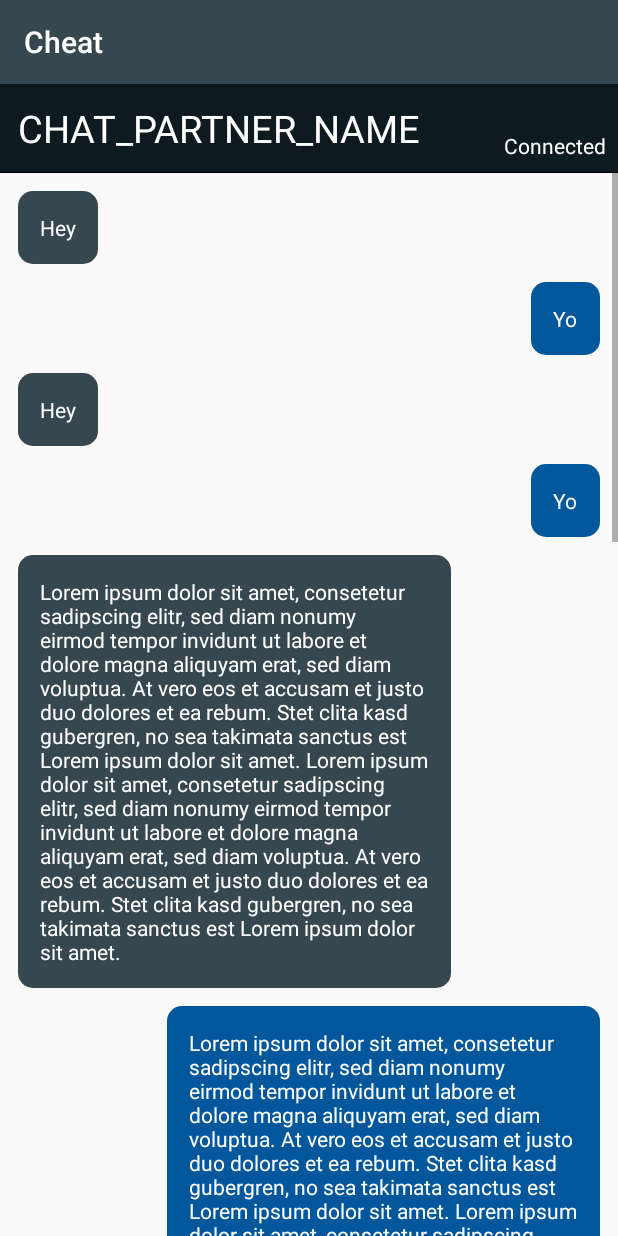
After one commit to sw20-tug/SWT-Afternoon-1, an Android app: the fragment ChatFragment shown on its own in the app's theme, on a phone screen of 412 x 824 dp. The commit adds this screen. Run offline under Robolectric (Android 15) with nearby library versions, the phone set to English and light mode, and no system bars.

Commit message:
CHEAT-006 Chat history prototype [MC, TM]

```diff
--- /dev/null
+++ b/cheat/app/src/main/java/at/tugraz/ist/sw20/swta1/cheat/ui/chat/ChatEntry.kt
@@ -0,0 +1,11 @@
+package at.tugraz.ist.sw20.swta1.cheat.ui.chat
+
+class ChatEntry(private val message: String, private val isByMe: Boolean) {
+    fun getMessage(): String {
+        return message
+    }
+
+    fun isWrittenByMe(): Boolean {
+        return isByMe
+    }
+}
--- /dev/null
+++ b/cheat/app/src/main/java/at/tugraz/ist/sw20/swta1/cheat/ui/chat/ChatFragment.kt
@@ -0,0 +1,61 @@
+package at.tugraz.ist.sw20.swta1.cheat.ui.chat
+
+import android.os.Bundle
+import android.view.LayoutInflater
+import android.view.View
+import android.view.ViewGroup
+import android.widget.ListView
+import androidx.fragment.app.Fragment
+import androidx.lifecycle.ViewModelProviders
+import at.tugraz.ist.sw20.swta1.cheat.R
+
+class ChatFragment : Fragment() {
+    companion object {
+        fun newInstance() = ChatFragment()
+    }
+
+    private lateinit var viewModel: ChatViewModel
+
+    override fun onCreateView(inflater: LayoutInflater, container: ViewGroup?,
+                              savedInstanceState: Bundle?): View {
+        val view =  inflater.inflate(R.layout.chat_fragment, container, false)
+        val listView = view.findViewById<ListView>(R.id.chat_history)
+
+        val chatEntries = arrayListOf(
+            ChatEntry("Hey", true),
+            ChatEntry("Yo", false),
+            ChatEntry("Hey", true),
+            ChatEntry("Yo", false),
+            ChatEntry(
+                "Lorem ipsum dolor sit amet, consetetur sadipscing elitr, sed diam nonumy eirmod tempor invidunt ut labore et dolore magna aliquyam erat, sed diam voluptua. At vero eos et accusam et justo duo dolores et ea rebum. Stet clita kasd gubergren, no sea takimata sanctus est Lorem ipsum dolor sit amet. Lorem ipsum dolor sit amet, consetetur sadipscing elitr, sed diam nonumy eirmod tempor invidunt ut labore et dolore magna aliquyam erat, sed diam voluptua. At vero eos et accusam et justo duo dolores et ea rebum. Stet clita kasd gubergren, no sea takimata sanctus est Lorem ipsum dolor sit amet.",
+                true
+            ),
+            ChatEntry(
+                "Lorem ipsum dolor sit amet, consetetur sadipscing elitr, sed diam nonumy eirmod tempor invidunt ut labore et dolore magna aliquyam erat, sed diam voluptua. At vero eos et accusam et justo duo dolores et ea rebum. Stet clita kasd gubergren, no sea takimata sanctus est Lorem ipsum dolor sit amet. Lorem ipsum dolor sit amet, consetetur sadipscing elitr, sed diam nonumy eirmod tempor invidunt ut labore et dolore magna aliquyam erat, sed diam voluptua. At vero eos et accusam et justo duo dolores et ea rebum. Stet clita kasd gubergren, no sea takimata sanctus est Lorem ipsum dolor sit amet.",
+                false
+            ),
+            ChatEntry("Hey", true),
+            ChatEntry("Yo", false),
+            ChatEntry("Hey", true),
+            ChatEntry("Yo", false),
+            ChatEntry("Hey", true),
+            ChatEntry("Yo", false),
+            ChatEntry("Hey", true),
+            ChatEntry("Yo", true),
+            ChatEntry("Hey", true),
+            ChatEntry("Yo", false)
+        )
+        val adapter = ChatHistoryAdapter(
+            view.context,
+            chatEntries
+        )
+        listView.adapter = adapter
+        return view
+    }
+
+    override fun onActivityCreated(savedInstanceState: Bundle?) {
+        super.onActivityCreated(savedInstanceState)
+        viewModel = ViewModelProviders.of(this).get(ChatViewModel::class.java)
+        // TODO: Use the ViewModel
+    }
+}
--- /dev/null
+++ b/cheat/app/src/main/java/at/tugraz/ist/sw20/swta1/cheat/ui/chat/ChatHistoryAdapter.kt
@@ -0,0 +1,36 @@
+package at.tugraz.ist.sw20.swta1.cheat.ui.chat
+
+import android.content.Context
+import android.view.LayoutInflater
+import android.view.View
+import android.view.ViewGroup
+import android.widget.BaseAdapter
+import android.widget.TextView
+import at.tugraz.ist.sw20.swta1.cheat.R
+import at.tugraz.ist.sw20.swta1.cheat.ui.chat.ChatEntry
+
+class ChatHistoryAdapter(private val context: Context,
+                         private val dataSource: ArrayList<ChatEntry>) : BaseAdapter() {
+    private val inflater: LayoutInflater = context.getSystemService(Context.LAYOUT_INFLATER_SERVICE) as LayoutInflater
+
+    override fun getCount(): Int {
+        return dataSource.size
+    }
+
+    override fun getItem(position: Int): Any {
+        return dataSource[position]
+    }
+
+    override fun getItemId(position: Int): Long {
+        return position.toLong()
+    }
+
+    override fun getView(position: Int, convertView: View?, parent: ViewGroup): View {
+        val entry = getItem(position) as ChatEntry
+        val layout = if(entry.isWrittenByMe()) R.layout.item_chat_message_by_me else R.layout.item_chat_message_by_other
+        val rowView = inflater.inflate(layout, parent, false)
+        val textView = rowView.findViewById<TextView>(R.id.chat_message)
+        textView.text = entry.getMessage()
+        return rowView
+    }
+}
--- /dev/null
+++ b/cheat/app/src/main/java/at/tugraz/ist/sw20/swta1/cheat/ui/chat/ChatViewModel.kt
@@ -0,0 +1,7 @@
+package at.tugraz.ist.sw20.swta1.cheat.ui.chat
+
+import androidx.lifecycle.ViewModel
+
+class ChatViewModel : ViewModel() {
+    // TODO: Implement the ViewModel
+}
--- /dev/null
+++ b/cheat/app/src/main/res/drawable/rounded_background.xml
@@ -0,0 +1,17 @@
+<?xml version="1.0" encoding="utf-8"?>
+<shape xmlns:android="http://schemas.android.com/apk/res/android" >
+
+    <!-- we define background color -->
+    <solid android:color="@color/primaryColor" />
+
+    <!-- add some padding for text inside -->
+    <padding
+        android:bottom="15dp"
+        android:left="15dp"
+        android:right="15dp"
+        android:top="15dp" />
+
+    <!-- we define corner radius, note that radius can be different for each corner -->
+    <corners android:radius="10dp" />
+
+</shape>
--- /dev/null
+++ b/cheat/app/src/main/res/drawable/rounded_background_other.xml
@@ -0,0 +1,17 @@
+<?xml version="1.0" encoding="utf-8"?>
+<shape xmlns:android="http://schemas.android.com/apk/res/android" >
+
+    <!-- we define background color -->
+    <solid android:color="@color/secondaryColor" />
+
+    <!-- add some padding for text inside -->
+    <padding
+        android:bottom="15dp"
+        android:left="15dp"
+        android:right="15dp"
+        android:top="15dp" />
+
+    <!-- we define corner radius, note that radius can be different for each corner -->
+    <corners android:radius="10dp" />
+
+</shape>
--- /dev/null
+++ b/cheat/app/src/main/res/layout/chat_fragment.xml
@@ -0,0 +1,24 @@
+<?xml version="1.0" encoding="utf-8"?>
+<androidx.constraintlayout.widget.ConstraintLayout xmlns:android="http://schemas.android.com/apk/res/android"
+    android:layout_width="match_parent"
+    android:layout_height="match_parent"
+    xmlns:app="http://schemas.android.com/apk/res-auto">
+
+    <LinearLayout
+        android:orientation="vertical"
+        android:layout_width="match_parent"
+        android:layout_height="match_parent">
+
+        <include
+            android:id="@+id/item_header_text"
+            layout="@layout/item_header_text"/>
+
+        <ListView
+            android:id="@+id/chat_history"
+            android:divider="@null"
+            android:layout_width="match_parent"
+            android:layout_height="match_parent"/>
+
+    </LinearLayout>
+
+</androidx.constraintlayout.widget.ConstraintLayout>
--- /dev/null
+++ b/cheat/app/src/main/res/layout/item_chat_message_by_me.xml
@@ -0,0 +1,28 @@
+<?xml version="1.0" encoding="utf-8"?>
+<androidx.constraintlayout.widget.ConstraintLayout xmlns:android="http://schemas.android.com/apk/res/android"
+    android:layout_width="match_parent"
+    android:layout_height="wrap_content"
+    android:id="@+id/item_chat_message_by_me"
+    xmlns:app="http://schemas.android.com/apk/res-auto">
+
+    <LinearLayout
+        android:background="@drawable/rounded_background"
+        android:layout_margin="@dimen/margin_text_small"
+        android:layout_width="0dp"
+        android:layout_height="wrap_content"
+        app:layout_constraintTop_toTopOf="parent"
+        app:layout_constraintLeft_toLeftOf="parent"
+        app:layout_constraintWidth_percent="0.7"
+        app:layout_constraintWidth_max="wrap">
+
+        <TextView
+            android:id="@+id/chat_message"
+            android:text="CHAT-MESSAGE"
+            android:textColor="@color/primaryTextColor"
+            android:layout_width="match_parent"
+            android:layout_height="wrap_content"/>
+
+    </LinearLayout>
+
+
+</androidx.constraintlayout.widget.ConstraintLayout>
--- /dev/null
+++ b/cheat/app/src/main/res/layout/item_chat_message_by_other.xml
@@ -0,0 +1,27 @@
+<?xml version="1.0" encoding="utf-8"?>
+<androidx.constraintlayout.widget.ConstraintLayout xmlns:android="http://schemas.android.com/apk/res/android"
+    android:layout_width="match_parent"
+    android:layout_height="wrap_content"
+    android:id="@+id/item_chat_message_by_other"
+    xmlns:app="http://schemas.android.com/apk/res-auto">
+
+    <LinearLayout
+        android:background="@drawable/rounded_background_other"
+        android:layout_margin="@dimen/margin_text_small"
+        android:layout_width="0dp"
+        android:layout_height="wrap_content"
+        app:layout_constraintTop_toTopOf="parent"
+        app:layout_constraintRight_toRightOf="parent"
+        app:layout_constraintWidth_percent="0.7"
+        app:layout_constraintWidth_max="wrap">
+
+        <TextView
+            android:id="@+id/chat_message"
+            android:text="CHAT-MESSAGE"
+            android:textColor="@color/primaryTextColor"
+            android:layout_width="match_parent"
+            android:layout_height="wrap_content"/>
+
+    </LinearLayout>
+
+</androidx.constraintlayout.widget.ConstraintLayout>
--- /dev/null
+++ b/cheat/app/src/main/res/layout/item_header_text.xml
@@ -0,0 +1,37 @@
+<?xml version="1.0" encoding="utf-8"?>
+<androidx.constraintlayout.widget.ConstraintLayout xmlns:android="http://schemas.android.com/apk/res/android"
+    android:layout_width="match_parent"
+    android:layout_height="wrap_content"
+    android:id="@+id/item_header_text"
+    xmlns:app="http://schemas.android.com/apk/res-auto">
+
+    <TextView
+        android:id="@+id/title"
+        android:text="CHAT_PARTNER_NAME"
+        android:textSize="@dimen/text_size_header"
+        android:textColor="@color/primaryTextColor"
+        android:padding="@dimen/margin_text_small"
+        android:background="@color/primaryDarkHeaderColor"
+        android:layout_width="match_parent"
+        android:layout_height="wrap_content"
+        app:layout_constraintBottom_toTopOf="@id/separator_bottom"/>
+
+    <TextView
+        android:id="@+id/connection_status"
+        android:text="@string/connected_status"
+        android:textColor="@color/primaryTextColor"
+        android:layout_marginEnd="@dimen/margin_text_status"
+        android:layout_marginBottom="@dimen/margin_text_status"
+        android:layout_width="wrap_content"
+        android:layout_height="wrap_content"
+        app:layout_constraintRight_toRightOf="parent"
+        app:layout_constraintBottom_toBottomOf="@+id/title"/>
+
+    <include
+        android:id="@+id/separator_bottom"
+        android:layout_height="wrap_content"
+        android:layout_width="match_parent"
+        app:layout_constraintTop_toBottomOf="@id/title"
+        layout="@layout/item_separator"/>
+
+</androidx.constraintlayout.widget.ConstraintLayout>
--- /dev/null
+++ b/cheat/app/src/main/res/layout/item_separator.xml
@@ -0,0 +1,13 @@
+<?xml version="1.0" encoding="utf-8"?>
+<androidx.constraintlayout.widget.ConstraintLayout xmlns:android="http://schemas.android.com/apk/res/android"
+    android:layout_width="match_parent"
+    android:layout_height="match_parent"
+    xmlns:app="http://schemas.android.com/apk/res-auto">
+
+    <View
+        app:layout_constraintTop_toTopOf="parent"
+        android:background="@color/separator_dark"
+        android:layout_width="match_parent"
+        android:layout_height="@dimen/separator_hight"/>
+
+</androidx.constraintlayout.widget.ConstraintLayout>
--- a/cheat/app/src/main/res/values/colors.xml
+++ b/cheat/app/src/main/res/values/colors.xml
@@ -3,9 +3,12 @@
     <color name="primaryColor">#37474f</color>
     <color name="primaryLightColor">#62727b</color>
     <color name="primaryDarkColor">#102027</color>
+    <color name="primaryDarkHeaderColor">#0d1b21</color>
     <color name="secondaryColor">#01579b</color>
     <color name="secondaryLightColor">#4f83cc</color>
     <color name="secondaryDarkColor">#002f6c</color>
     <color name="primaryTextColor">#ffffff</color>
     <color name="secondaryTextColor">#ffffff</color>
+    <color name="separator_light">#e3e3e3</color>
+    <color name="separator_dark">#000000</color>
 </resources>
--- /dev/null
+++ b/cheat/app/src/main/res/values/dimens.xml
@@ -0,0 +1,10 @@
+<?xml version="1.0" encoding="utf-8"?>
+<resources>
+    <dimen name="margin_text">16dp</dimen>
+    <dimen name="text_size_normal">20sp</dimen>
+    <dimen name="separator_hight">0.5dp</dimen>
+    <dimen name="margin_text_small">12dp</dimen>
+    <dimen name="margin_text_status">8dp</dimen>
+
+    <dimen name="text_size_header">25sp</dimen>
+</resources>
--- a/cheat/app/src/main/res/values/strings.xml
+++ b/cheat/app/src/main/res/values/strings.xml
@@ -1,3 +1,4 @@
 <resources>
     <string name="app_name">Cheat</string>
+    <string name="connected_status">Connected</string>
 </resources>
```
